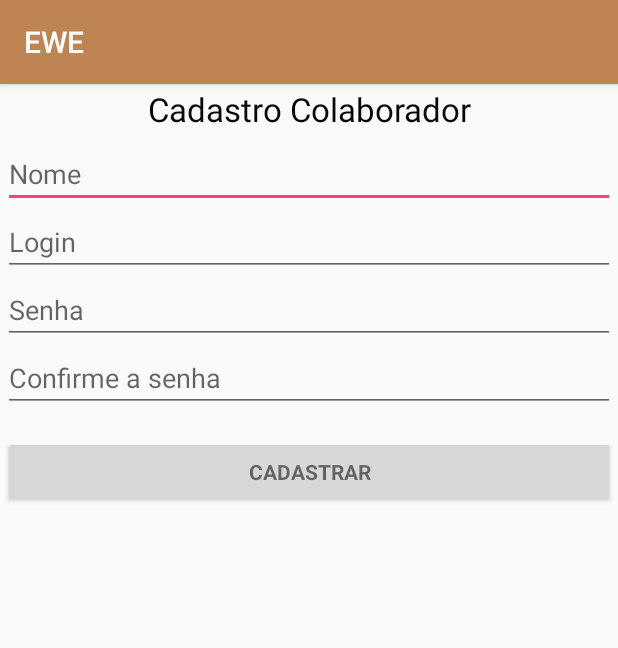
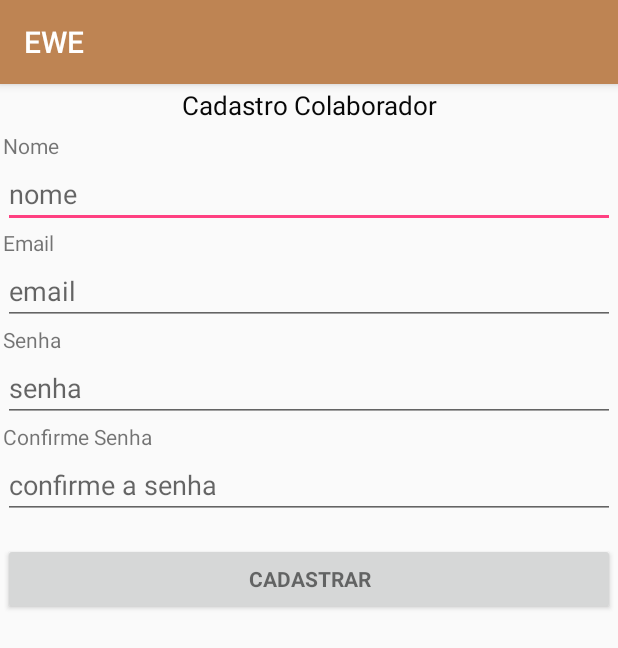
Before and after one commit to isaofelipe/EWE, an Android app: the CadastroActivity screen opened directly, with no data from a screen before it, on a phone screen of 412 x 824 dp. Shown: the top 648 px of the screen. Run offline under Robolectric (Android 15) with nearby library versions, the phone set to English and light mode, and no system bars; our stand-ins replace Room's generated code.

Commit message:
cadastro colaborador

```diff
--- a/app/src/main/java/com/example/isaofelipemorigaki/ewe/CadastroActivity.java
+++ b/app/src/main/java/com/example/isaofelipemorigaki/ewe/CadastroActivity.java
@@ -1,13 +1,78 @@
 package com.example.isaofelipemorigaki.ewe;
 
+import android.arch.persistence.room.Room;
+import android.content.Intent;
+import android.os.AsyncTask;
 import android.support.v7.app.AppCompatActivity;
 import android.os.Bundle;
+import android.view.View;
+import android.widget.Button;
+import android.widget.EditText;
+import android.widget.ImageButton;
+import android.widget.Toast;
 
-public class CadastroActivity extends AppCompatActivity {
+import com.example.isaofelipemorigaki.ewe.GD.AppDataBase;
+import com.example.isaofelipemorigaki.ewe.GD.Colaboradores;
+
+import java.util.List;
+
+public class CadastroActivity extends AppCompatActivity{
+    private Button cadastrar;
+    private EditText nome;
+    private EditText login;
+    private EditText senha;
+    private EditText senha2;
+    AppDataBase appDataBase;
 
     @Override
     protected void onCreate(Bundle savedInstanceState) {
         super.onCreate(savedInstanceState);
         setContentView(R.layout.activity_cadastro);
+        cadastrar = findViewById(R.id.cadastro_button);
+        nome = findViewById(R.id.nome_colaborador);
+        login = findViewById(R.id.login);
+        senha = findViewById(R.id.senha);
+        senha2 = findViewById(R.id.senha2);
+
+        cadastrar.setOnClickListener(new ImageButton.OnClickListener(){
+            @Override
+            public void onClick(View v) {
+                if (senha.getText() == senha2.getText()) {
+                appDataBase = Room.databaseBuilder(getApplicationContext(),
+                AppDataBase.class, "app_database").build();
+                new DatabaseAsync().execute();
+                }else{
+                    Toast.makeText(getApplicationContext(), "Senha não confere!", Toast.LENGTH_SHORT).show();
+                }
+            }
+        });
     }
+    private class DatabaseAsync extends AsyncTask<Void, Void, Void> {
+
+        @Override
+        protected Void doInBackground(Void... voids) {
+
+            Colaboradores colaborador = new Colaboradores(nome.getText().toString(), login.getText().toString(), senha.getText().toString());
+            appDataBase.colaboradorDAO().insertAll(colaborador);
+            List<Colaboradores> lista = appDataBase.colaboradorDAO().getAll();
+         /*   for (Colaboradores c : lista) {
+                System.out.println("Dado: " + lista);
+                appDataBase.colaboradorDAO().delete(c);
+            } */
+
+            return null;
+        }
+
+        @Override
+        protected void onPostExecute(Void aVoid) {
+            super.onPostExecute(aVoid);
+            Toast.makeText(getApplicationContext(), "Cadastro realizado com sucesso!", Toast.LENGTH_SHORT).show();
+            Intent i = new Intent(CadastroActivity.this, LoginActivity.class);
+            i.addFlags(Intent.FLAG_ACTIVITY_CLEAR_TOP | Intent.FLAG_ACTIVITY_NEW_TASK);
+            i.addFlags(Intent.FLAG_ACTIVITY_NO_HISTORY);
+            startActivity(i);
+            finish();
+        }
+    }
+
 }
--- a/app/src/main/java/com/example/isaofelipemorigaki/ewe/LoginActivity.java
+++ b/app/src/main/java/com/example/isaofelipemorigaki/ewe/LoginActivity.java
@@ -340,11 +340,13 @@ public class LoginActivity extends AppCompatActivity implements LoaderCallbacks<
                 sp.edit().putString("login", mlogin).apply();
                 sp.edit().putString("nome", mnome).apply();
                 Intent intent = new Intent(LoginActivity.this, ColaboradorActivity.class);
-                intent.setFlags(Intent.FLAG_ACTIVITY_CLEAR_TOP);
+                intent.addFlags(Intent.FLAG_ACTIVITY_CLEAR_TOP | Intent.FLAG_ACTIVITY_NEW_TASK);
+                intent.addFlags(Intent.FLAG_ACTIVITY_NO_HISTORY);
                 startActivity(intent);
+
                 //startActivity(new Intent(LoginActivity.this, ColaboradorActivity.class));
                 /*RangingActivity.h.sendEmptyMessage(0);*/
-                //finish();
+                finish();
             } else {
                 SenhaView.setError(getString(R.string.error_incorrect_password));
                 SenhaView.requestFocus();
--- a/app/src/main/res/layout/activity_cadastro.xml
+++ b/app/src/main/res/layout/activity_cadastro.xml
@@ -15,41 +15,67 @@
             android:layout_width="match_parent"
             android:layout_height="wrap_content"
             android:layout_marginBottom="5dp"
-            android:height="30dp"
+            android:height="24dp"
             android:autoSizeTextType="uniform"
             android:gravity="center"
             android:text="Cadastro Colaborador"
             android:textColor="@color/preto" />
 
-        <AutoCompleteTextView
-            android:id="@+id/nome"
+        <TextView
+            android:id="@+id/textView3"
             android:layout_width="match_parent"
             android:layout_height="wrap_content"
-            android:hint="Nome"
+            android:text="Nome" />
+
+        <EditText
+            android:id="@+id/nome_colaborador"
+            android:layout_width="match_parent"
+            android:layout_height="wrap_content"
+            android:hint="nome"
             tools:layout_editor_absoluteX="16dp"
             tools:layout_editor_absoluteY="16dp" />
 
-        <AutoCompleteTextView
+        <TextView
+            android:id="@+id/textView4"
+            android:layout_width="match_parent"
+            android:layout_height="wrap_content"
+            android:text="Email" />
+
+        <EditText
             android:id="@+id/login"
             android:layout_width="match_parent"
             android:layout_height="wrap_content"
-            android:hint="Login"
+            android:hint="email"
             tools:layout_editor_absoluteX="16dp"
             tools:layout_editor_absoluteY="16dp" />
-        <AutoCompleteTextView
+
+        <TextView
+            android:id="@+id/textView5"
+            android:layout_width="match_parent"
+            android:layout_height="wrap_content"
+            android:text="Senha" />
+
+        <EditText
             android:id="@+id/senha"
             android:layout_width="match_parent"
             android:layout_height="wrap_content"
+            android:hint="senha"
             android:inputType="textPassword"
-            android:hint="Senha"
             tools:layout_editor_absoluteX="16dp"
             tools:layout_editor_absoluteY="16dp" />
-        <AutoCompleteTextView
+
+        <TextView
+            android:id="@+id/textView6"
+            android:layout_width="match_parent"
+            android:layout_height="wrap_content"
+            android:text="Confirme Senha" />
+
+        <EditText
             android:id="@+id/senha2"
             android:layout_width="match_parent"
             android:layout_height="wrap_content"
+            android:hint="confirme a senha"
             android:inputType="textPassword"
-            android:hint="Confirme a senha"
             tools:layout_editor_absoluteX="16dp"
             tools:layout_editor_absoluteY="16dp" />
         <Button
@@ -60,6 +86,7 @@
             android:layout_marginTop="16dp"
             android:text="Cadastrar"
             android:textStyle="bold" />
+
     </LinearLayout>
 
 
--- a/app/src/main/res/layout/activity_contribuir.xml
+++ b/app/src/main/res/layout/activity_contribuir.xml
@@ -24,7 +24,7 @@
         android:text="Dispositivo" />
 
 
-    <AutoCompleteTextView
+    <EditText
         android:layout_width="match_parent"
         android:layout_height="wrap_content"
         android:layout_marginBottom="10dp"
@@ -39,7 +39,7 @@
         android:text="Local" />
 
 
-    <AutoCompleteTextView
+    <EditText
         android:layout_width="match_parent"
         android:layout_height="wrap_content"
         android:layout_marginBottom="10dp"
```
